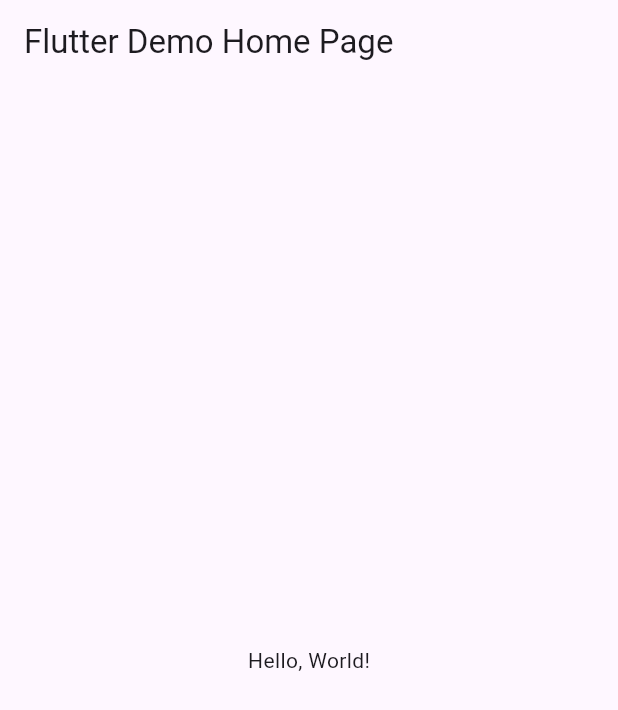
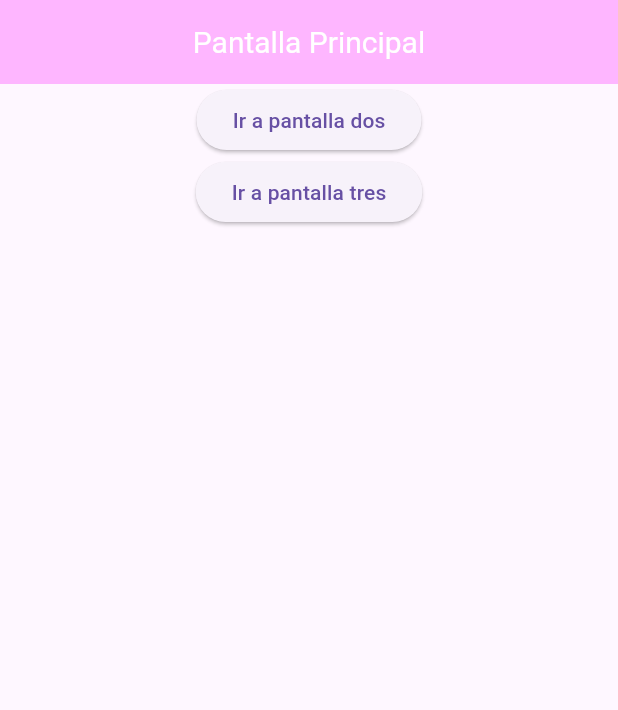
Before and after one commit to Andrea-Tavizon-1103/Pantallas_6i, a Flutter app: the screen it shows after launch, on a phone screen of 412 x 824 dp. Shown: the top 710 px of the screen. Run offline on Flutter 3.47's test engine with Material 3 defaults, Android fonts, the phone set to English and light mode, and no system bars.

Commit message:
ahora si otra vez

```diff
--- a/lib/main.dart
+++ b/lib/main.dart
@@ -1,43 +1,24 @@
 import 'package:flutter/material.dart';
+import 'package:tavizonrutas/pagina_inicial.dart';
+import 'package:tavizonrutas/pagina_dos.dart';
+import 'package:tavizonrutas/pagina_tres.dart';
 
-void main() => runApp(MyApp());
+void main() => runApp(const MiRutas());
 
-class MyApp extends StatelessWidget {
-  const MyApp({super.key});
-  // This widget is the root of your application.
+class MiRutas extends StatelessWidget {
+  const MiRutas({Key? key}) : super(key: key);
+
   @override
   Widget build(BuildContext context) {
     return MaterialApp(
-      // Application name
-      title: 'Flutter Hello World',
-      // Application theme data, you can set the colors for the application as
-      // you want
-      theme: ThemeData(
-        // useMaterial3: false,
-        primarySwatch: Colors.blue,
-      ),
-      // A widget which will be started on application startup
-      home: MyHomePage(title: 'Flutter Demo Home Page'),
+      debugShowCheckedModeBanner: false,
+      title: 'Rutas entre paginas',
+      initialRoute: '/',
+      routes: {
+        '/': (context) => const PantallaI(titulo: 'Pantalla Principal'),
+        '/pantalla2': (context) => const PantallaII(),
+        '/pantalla3': (context) => const PantallaIII(),
+      },
     );
   }
 }
-
-class MyHomePage extends StatelessWidget {
-  final String title;
-  const MyHomePage({super.key, required this.title});
-
-  @override
-  Widget build(BuildContext context) {
-    return Scaffold(
-      appBar: AppBar(
-        // The title text which will be shown on the action bar
-        title: Text(title),
-      ),
-      body: Center(
-        child: Text(
-          'Hello, World!',
-        ),
-      ),
-    );
-  }
-}
--- /dev/null
+++ b/lib/pagina_inicial.dart
@@ -0,0 +1,44 @@
+import 'package:flutter/material.dart';
+
+class PantallaI extends StatelessWidget {
+  final String titulo;
+  const PantallaI({Key? key, required this.titulo}) : super(key: key);
+
+  @override
+  Widget build(BuildContext context) {
+    return Scaffold(
+      appBar: AppBar(
+        backgroundColor: Color(0xfffeb6ff), // Fondo azul
+        title: Center(
+          child: Text(
+            titulo,
+            style: const TextStyle(
+              color: Colors.white, // Letra blanca
+              fontSize: 20.0, // Tamaño de la letra 20
+            ),
+          ),
+        ),
+      ),
+      body: Column(
+        children: [
+          Center(
+            child: ElevatedButton(
+              onPressed: () {
+                Navigator.pushNamed(context, '/pantalla2');
+              },
+              child: const Text('Ir a pantalla dos'),
+            ),
+          ),
+          Center(
+            child: ElevatedButton(
+              onPressed: () {
+                Navigator.pushNamed(context, '/pantalla3');
+              },
+              child: const Text('Ir a pantalla tres'),
+            ),
+          ),
+        ],
+      ),
+    );
+  }
+}
```
Also changed, not shown: lib/pagina_dos.dart (added, +31 -0 lines), lib/pagina_tres.dart (added, +31 -0 lines).
